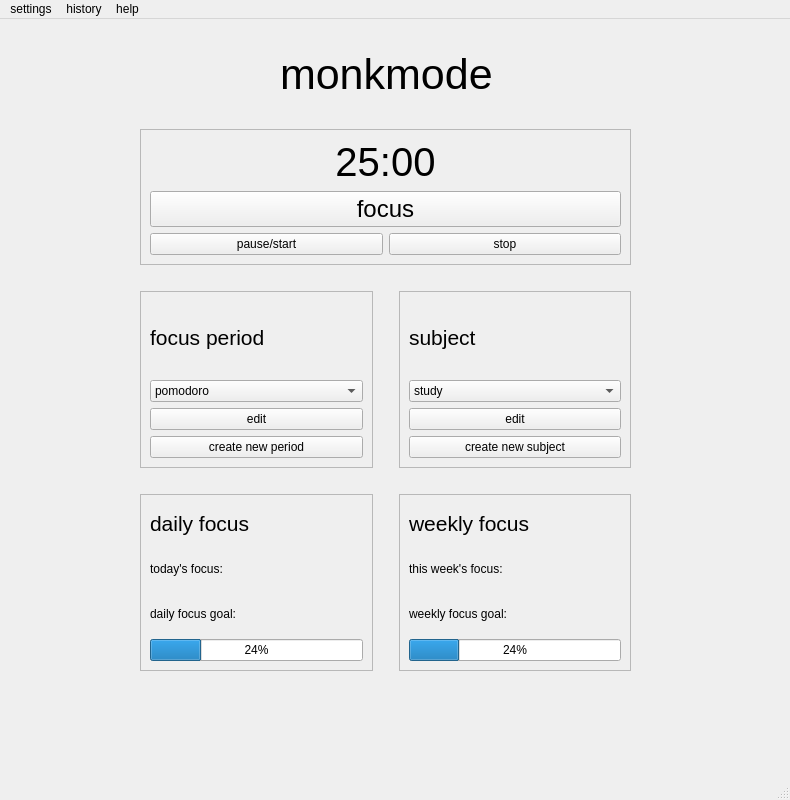
The window that ui/mainwindow.ui (dop14/monkmode) describes before a commit, drawn with Qt 5.
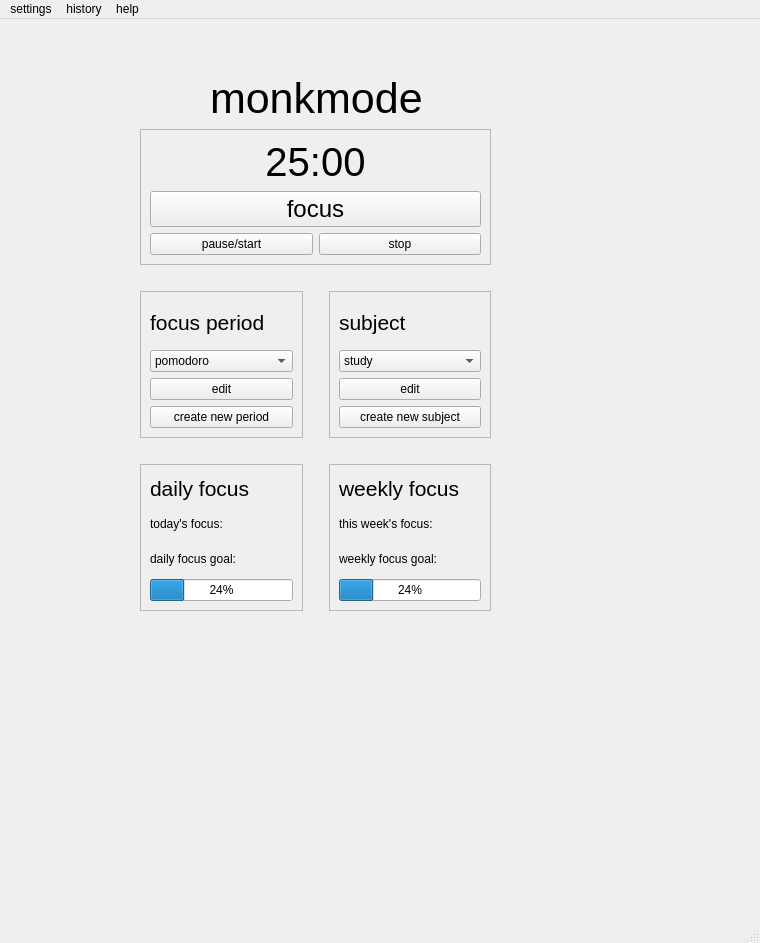
The same window after the commit.

What changed in the file:
```diff
--- a/ui/mainwindow.ui
+++ b/ui/mainwindow.ui
@@ -6,8 +6,8 @@
    <rect>
     <x>0</x>
     <y>0</y>
-    <width>790</width>
-    <height>800</height>
+    <width>760</width>
+    <height>943</height>
    </rect>
   </property>
   <property name="sizePolicy">
@@ -19,14 +19,17 @@
   <property name="windowTitle">
    <string>MainWindow</string>
   </property>
-  <widget class="QWidget" name="centralwidget">
+  <property name="autoFillBackground">
+   <bool>false</bool>
+  </property>
+  <widget class="QWidget" name="mainLayout">
    <widget class="QLabel" name="label">
     <property name="geometry">
      <rect>
-      <x>280</x>
-      <y>30</y>
-      <width>221</width>
-      <height>51</height>
+      <x>210</x>
+      <y>50</y>
+      <width>218</width>
+      <height>58</height>
      </rect>
     </property>
     <property name="font">
@@ -43,8 +46,8 @@
      <rect>
       <x>140</x>
       <y>110</y>
-      <width>491</width>
-      <height>542</height>
+      <width>351</width>
+      <height>482</height>
      </rect>
     </property>
     <layout class="QVBoxLayout" name="verticalLayout_10">
@@ -375,7 +378,7 @@
     <rect>
      <x>0</x>
      <y>0</y>
-     <width>790</width>
+     <width>760</width>
      <height>33</height>
     </rect>
    </property>
```
Left out of the diff: 3 changed lines with no effect on the pictures.
